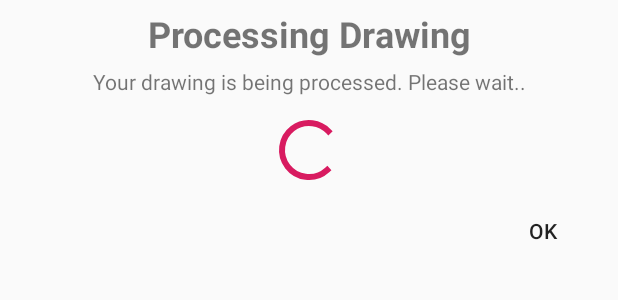
After one commit to aiavci/draw-a-clock, an Android app: the layout fragment_result.xml on its own in the app's theme, with its tools: preview values and no code run, on a phone screen of 412 x 824 dp. The commit adds this screen. Shown: the top 300 px of the screen. Run offline under Robolectric (Android 15) with nearby library versions, the phone set to English and light mode, and no system bars.

Commit message:
Add Result Fragment

```diff
--- a/app/build.gradle
+++ b/app/build.gradle
@@ -8,7 +8,7 @@ android {
     compileSdkVersion 28
     defaultConfig {
         applicationId "info.aiavci.drawaclock"
-        minSdkVersion 15
+        minSdkVersion 21
         targetSdkVersion 28
         versionCode 1
         versionName "1.0"
@@ -24,9 +24,10 @@ android {
 
 dependencies {
     implementation fileTree(dir: 'libs', include: ['*.jar'])
-    implementation"org.jetbrains.kotlin:kotlin-stdlib-jdk7:$kotlin_version"
+    implementation "org.jetbrains.kotlin:kotlin-stdlib-jdk7:$kotlin_version"
     implementation 'com.android.support:appcompat-v7:28.0.0'
     implementation 'com.android.support.constraint:constraint-layout:1.1.3'
+    implementation 'com.android.support:support-v4:28.0.0'
     testImplementation 'junit:junit:4.12'
     androidTestImplementation 'com.android.support.test:runner:1.0.2'
     androidTestImplementation 'com.android.support.test.espresso:espresso-core:3.0.2'
--- a/app/src/main/res/layout/activity_main.xml
+++ b/app/src/main/res/layout/activity_main.xml
@@ -36,6 +36,4 @@
             app:elevation="6dp"
             app:srcCompat="@android:drawable/ic_input_add" />
 
-
-
 </android.support.constraint.ConstraintLayout>
--- /dev/null
+++ b/app/src/main/res/layout/fragment_result.xml
@@ -0,0 +1,52 @@
+<?xml version="1.0" encoding="utf-8"?>
+<LinearLayout xmlns:android="http://schemas.android.com/apk/res/android"
+              xmlns:tools="http://schemas.android.com/tools"
+              android:layout_width="match_parent"
+              android:layout_height="match_parent"
+              android:orientation="vertical"
+              android:padding="6dp"
+              tools:context=".ResultFragment">
+    <TextView
+            android:id="@+id/messageTitle"
+            android:layout_width="match_parent"
+            android:layout_height="wrap_content"
+            android:textAlignment="center"
+            android:text="@string/processing_drawing_title" android:textStyle="bold" android:textSize="24sp"/>
+
+    <TextView
+            android:id="@+id/messageDescription"
+            android:layout_width="match_parent"
+            android:layout_height="wrap_content"
+            android:textAlignment="center"
+            android:padding="6dp"
+            android:text="@string/processing_drawing_description"/>
+
+    <ProgressBar
+            android:id="@+id/progressLoader"
+            style="?android:attr/progressBarStyle"
+            android:layout_width="match_parent"
+            android:layout_height="wrap_content"
+            android:padding="6dp"
+            android:visibility="visible"/>
+
+    <LinearLayout
+            android:id="@+id/buttonSection"
+            android:layout_width="match_parent"
+            android:layout_height="wrap_content">
+
+        <View
+                android:layout_width="0dp"
+                android:layout_height="0dp"
+                android:layout_weight="1"/>
+
+        <Button
+                android:layout_width="wrap_content"
+                android:layout_height="wrap_content"
+                android:background="@android:color/transparent"
+                android:text="@string/ok"
+                android:id="@+id/dismissButton"
+        />
+
+    </LinearLayout>
+
+</LinearLayout>
--- a/app/src/main/res/values/strings.xml
+++ b/app/src/main/res/values/strings.xml
@@ -1,3 +1,9 @@
 <resources>
     <string name="app_name">Draw A Clock</string>
+    <string name="processing_drawing_title">Processing Drawing</string>
+    <string name="processing_drawing_description">Your drawing is being processed. Please wait..</string>
+    <string name="processing_complete">Processing Complete</string>
+    <string name="processing_pass">Clock was drawn correctly</string>
+    <string name="processing_fail">Clock was drawn incorrectly. Please refer to your pharmacist</string>
+    <string name="ok">OK</string>
 </resources>
```
Also changed, not shown: app/src/main/java/info/aiavci/drawaclock/MainActivity.kt (+49 -0 lines), app/src/main/java/info/aiavci/drawaclock/ResultFragment.kt (added, +52 -0 lines).
